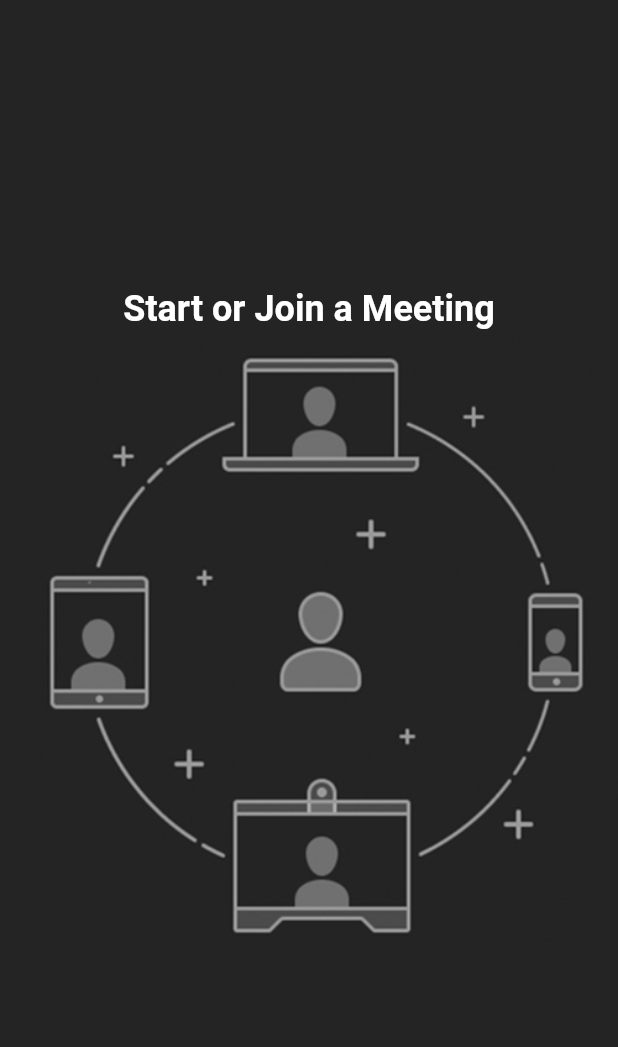
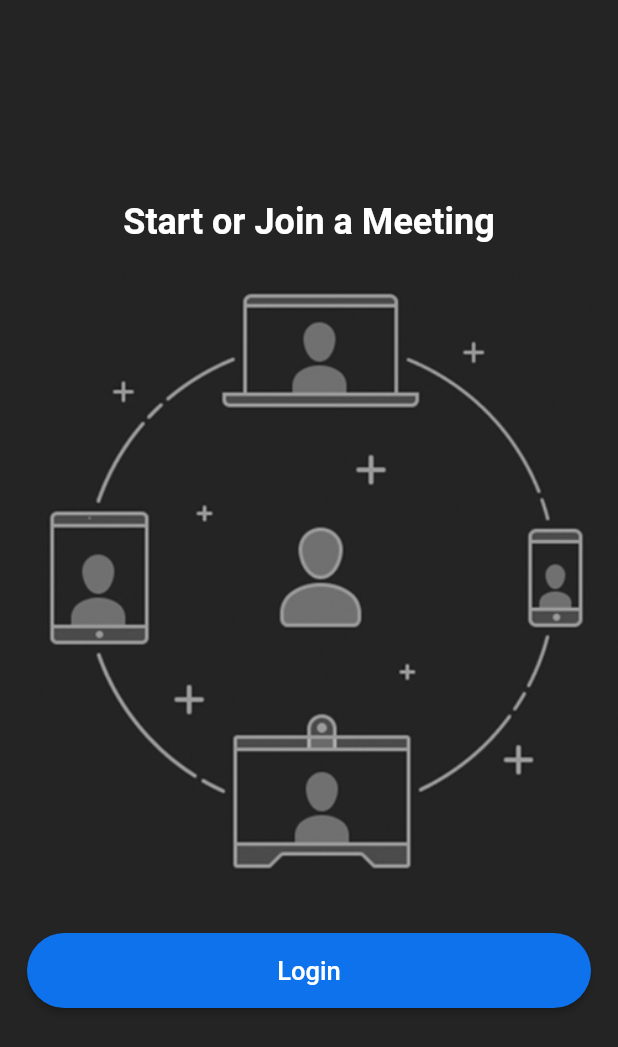
Before and after one commit to mehedi4958/zoom_clone, a Flutter app: the screen it shows after launch, on a phone screen of 412 x 824 dp. Shown: the top 1047 px of the screen. Run offline on Flutter 3.47's test engine with Material 2 defaults, Android fonts, the phone set to English and light mode, and no system bars.

Commit message:
custom button created and added to the login screen

```diff
--- a/lib/views/screens/login_screen.dart
+++ b/lib/views/screens/login_screen.dart
@@ -1,4 +1,5 @@
 import 'package:flutter/material.dart';
+import 'package:zoom_clone/views/widgets/custom_button.dart';
 
 class LoginScreen extends StatelessWidget {
   const LoginScreen({Key? key}) : super(key: key);
@@ -16,8 +17,14 @@ class LoginScreen extends StatelessWidget {
               fontWeight: FontWeight.bold,
             ),
           ),
-          Image.asset(
-            'assets/images/onboarding.jpg',
+          Padding(
+            padding: const EdgeInsets.symmetric(vertical: 15),
+            child: Image.asset(
+              'assets/images/onboarding.jpg',
+            ),
+          ),
+          const CustomButton(
+            text: 'Login',
           ),
         ],
       ),
--- /dev/null
+++ b/lib/views/widgets/custom_button.dart
@@ -0,0 +1,37 @@
+import 'package:flutter/material.dart';
+
+import '../../utils/colors.dart';
+
+class CustomButton extends StatelessWidget {
+  const CustomButton({Key? key, required this.text}) : super(key: key);
+
+  final String text;
+
+  @override
+  Widget build(BuildContext context) {
+    return Padding(
+      padding: const EdgeInsets.all(18.0),
+      child: ElevatedButton(
+        onPressed: () {},
+        style: ElevatedButton.styleFrom(
+          backgroundColor: buttonColor,
+          minimumSize: const Size(
+            double.infinity,
+            50,
+          ),
+          shape: RoundedRectangleBorder(
+            borderRadius: BorderRadius.circular(
+              30,
+            ),
+          ),
+        ),
+        child: Text(
+          text,
+          style: const TextStyle(
+            fontSize: 17,
+          ),
+        ),
+      ),
+    );
+  }
+}
```
